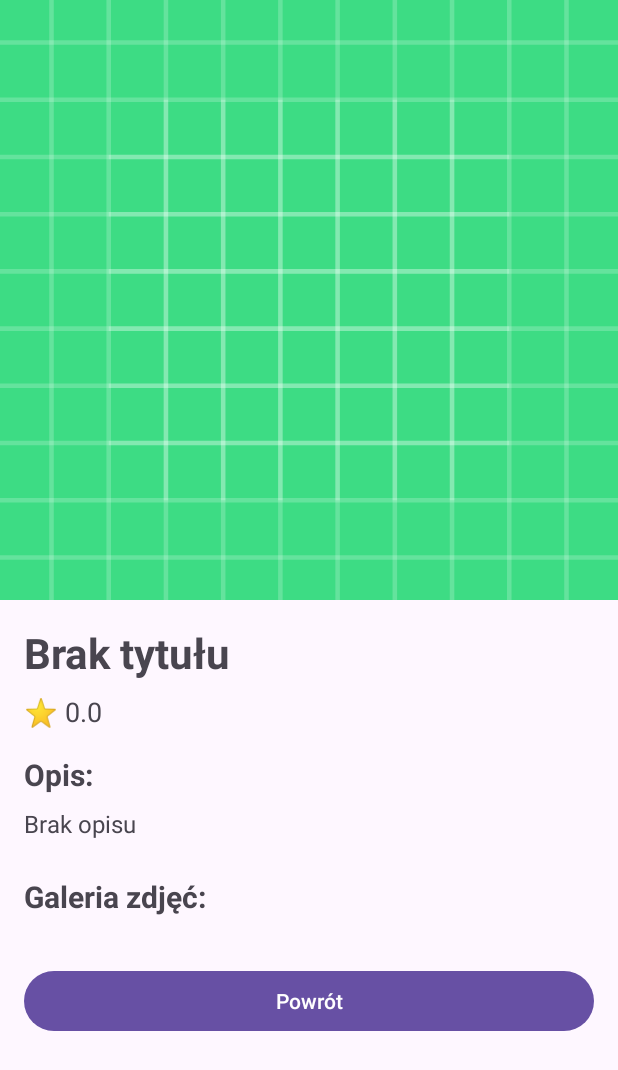
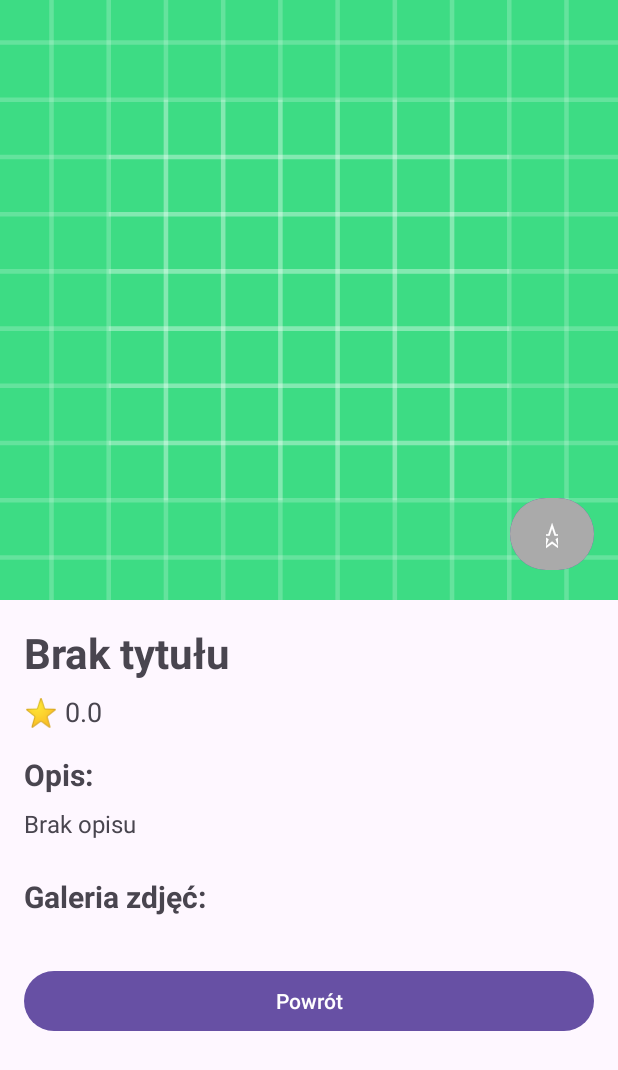
Before and after one commit to Maksic955/aplikacja-filmowa, an Android app: the MovieDetailActivity screen opened directly, with no data from a screen before it, on a phone screen of 412 x 824 dp. Shown: the top 1070 px of the screen. Run offline under Robolectric (Android 15) with nearby library versions, the phone set to English and light mode, and no system bars; pictures from the network do not load.

```diff
--- a/app/src/main/java/com/example/movieapp/ui/MovieDetailActivity.kt
+++ b/app/src/main/java/com/example/movieapp/ui/MovieDetailActivity.kt
@@ -1,5 +1,6 @@
 package com.example.movieapp.ui
 
+import android.content.Context
 import android.content.Intent
 import android.os.Bundle
 import android.widget.Button
@@ -14,6 +15,7 @@ import com.bumptech.glide.Glide
 import com.example.movieapp.R
 import com.example.movieapp.adapters.ImageGalleryAdapter
 import com.example.movieapp.api.RetrofitClient
+import com.example.movieapp.database.DatabaseHelper
 import com.example.movieapp.models.ImageData
 import kotlinx.coroutines.launch
 
@@ -25,8 +27,16 @@ class MovieDetailActivity : AppCompatActivity() {
     private lateinit var tvOverview: TextView
     private lateinit var recyclerViewGallery: RecyclerView
     private lateinit var btnBack: Button
+    private lateinit var btnToggleFavorite: Button
 
+    private lateinit var dbHelper: DatabaseHelper
     private var currentImages: List<ImageData> = emptyList()
+
+    private var movieId: Int = 0
+    private var movieTitle: String = ""
+    private var moviePosterPath: String? = null
+    private var movieRating: Double = 0.0
+    private var isFavorite: Boolean = false
 
     override fun onCreate(savedInstanceState: Bundle?) {
         super.onCreate(savedInstanceState)
@@ -38,34 +48,85 @@ class MovieDetailActivity : AppCompatActivity() {
         tvOverview = findViewById(R.id.tvMovieDetailOverview)
         recyclerViewGallery = findViewById(R.id.recyclerViewGallery)
         btnBack = findViewById(R.id.btnBack)
+        btnToggleFavorite = findViewById(R.id.btnToggleFavorite)
+
+        dbHelper = DatabaseHelper(this)
 
         // Horizontal layout dla galerii
         recyclerViewGallery.layoutManager = LinearLayoutManager(this, LinearLayoutManager.HORIZONTAL, false)
 
         // Pobieranie danych z Intent
-        val movieId = intent.getIntExtra("movie_id", 0)
-        val title = intent.getStringExtra("movie_title") ?: "Brak tytułu"
+        movieId = intent.getIntExtra("movie_id", 0)
+        movieTitle = intent.getStringExtra("movie_title") ?: "Brak tytułu"
         val overview = intent.getStringExtra("movie_overview") ?: "Brak opisu"
-        val posterPath = intent.getStringExtra("movie_poster")
-        val rating = intent.getDoubleExtra("movie_rating", 0.0)
+        moviePosterPath = intent.getStringExtra("movie_poster")
+        movieRating = intent.getDoubleExtra("movie_rating", 0.0)
 
         // Wyświetlanie danych
-        tvTitle.text = title
-        tvRating.text = "⭐ ${String.format("%.1f", rating)}"
+        tvTitle.text = movieTitle
+        tvRating.text = "⭐ ${String.format("%.1f", movieRating)}"
         tvOverview.text = overview
 
-        val posterUrl = RetrofitClient.IMAGE_BASE_URL + posterPath
+        val posterUrl = RetrofitClient.IMAGE_BASE_URL + moviePosterPath
         Glide.with(this)
             .load(posterUrl)
             .placeholder(R.drawable.ic_launcher_background)
             .into(ivPoster)
 
+        // Sprawdzenie czy film jest w ulubionych
+        checkFavoriteStatus()
+
         // Ładowanie galerii zdjęć
         loadMovieImages(movieId)
+
+        btnToggleFavorite.setOnClickListener {
+            toggleFavorite()
+        }
 
         btnBack.setOnClickListener {
             finish()
         }
+    }
+
+    private fun checkFavoriteStatus() {
+        val username = getLoggedInUsername()
+        isFavorite = dbHelper.isFavorite(username, movieId)
+        updateFavoriteButton()
+    }
+
+    private fun updateFavoriteButton() {
+        if (isFavorite) {
+            btnToggleFavorite.text = "★" // Wypełniona gwiazdka
+            btnToggleFavorite.backgroundTintList = getColorStateList(android.R.color.holo_orange_light)
+        } else {
+            btnToggleFavorite.text = "☆" // Pusta gwiazdka
+            btnToggleFavorite.backgroundTintList = getColorStateList(android.R.color.darker_gray)
+        }
+    }
+
+    private fun toggleFavorite() {
+        val username = getLoggedInUsername()
+
+        if (isFavorite) {
+            // Usuń z ulubionych
+            if (dbHelper.removeFavorite(username, movieId)) {
+                isFavorite = false
+                updateFavoriteButton()
+                Toast.makeText(this, "Usunięto z ulubionych", Toast.LENGTH_SHORT).show()
+            }
+        } else {
+            // Dodaj do ulubionych
+            if (dbHelper.addFavorite(username, movieId, movieTitle, moviePosterPath, movieRating)) {
+                isFavorite = true
+                updateFavoriteButton()
+                Toast.makeText(this, "Dodano do ulubionych", Toast.LENGTH_SHORT).show()
+            }
+        }
+    }
+
+    private fun getLoggedInUsername(): String {
+        val sharedPrefs = getSharedPreferences("MovieGalleryPrefs", Context.MODE_PRIVATE)
+        return sharedPrefs.getString("logged_in_user", "") ?: ""
     }
 
     private fun loadMovieImages(movieId: Int) {
@@ -77,7 +138,6 @@ class MovieDetailActivity : AppCompatActivity() {
 
                 if (images.isNotEmpty()) {
                     val adapter = ImageGalleryAdapter(images) { position ->
-                        // Kliknięcie w zdjęcie - otwieramy pełnoekranową galerię
                         openFullscreenGallery(position)
                     }
                     recyclerViewGallery.adapter = adapter
--- a/app/src/main/res/layout/activity_movie_detail.xml
+++ b/app/src/main/res/layout/activity_movie_detail.xml
@@ -9,12 +9,29 @@
         android:layout_height="wrap_content"
         android:orientation="vertical">
 
-        <ImageView
-            android:id="@+id/ivMovieDetailPoster"
+        <RelativeLayout
             android:layout_width="match_parent"
-            android:layout_height="400dp"
-            android:scaleType="centerCrop"
-            android:contentDescription="Movie poster" />
+            android:layout_height="400dp">
+
+            <ImageView
+                android:id="@+id/ivMovieDetailPoster"
+                android:layout_width="match_parent"
+                android:layout_height="match_parent"
+                android:scaleType="centerCrop"
+                android:contentDescription="Movie poster" />
+
+            <Button
+                android:id="@+id/btnToggleFavorite"
+                android:layout_width="56dp"
+                android:layout_height="56dp"
+                android:layout_alignParentEnd="true"
+                android:layout_alignParentBottom="true"
+                android:layout_margin="16dp"
+                android:text="⭐"
+                android:textSize="24sp"
+                android:backgroundTint="?attr/colorPrimary"/>
+
+        </RelativeLayout>
 
         <LinearLayout
             android:layout_width="match_parent"
```
Also changed, not shown: app/src/main/res/layout/item_movie.xml (+8 -0 lines).
